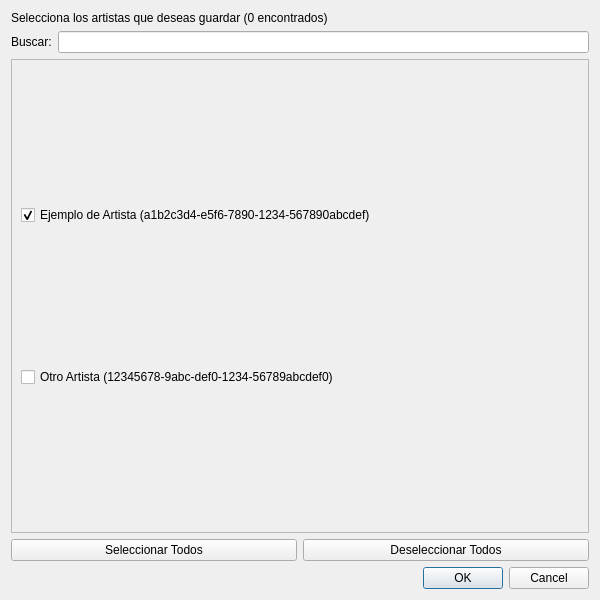
Before: the Qt Designer form ui/muspy_artist_selection_dialog.ui in volteret4/mfuz, drawn with Qt 5.
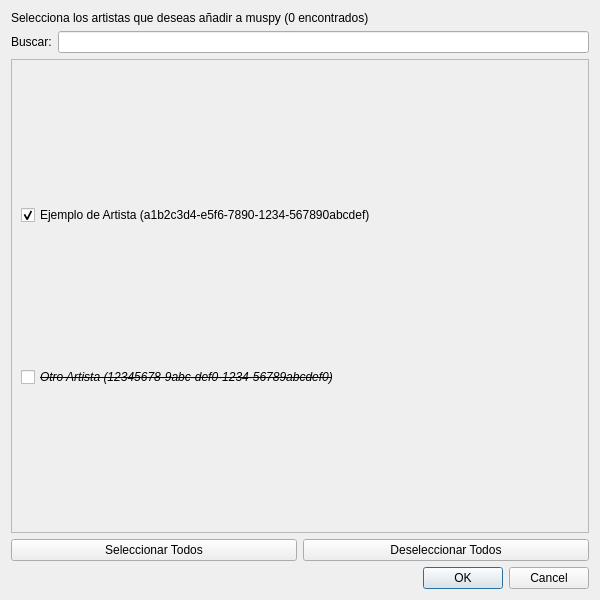
After: the same form once the commit is applied.

```diff
--- a/ui/muspy_artist_selection_dialog.ui
+++ b/ui/muspy_artist_selection_dialog.ui
@@ -23,7 +23,7 @@
    <item>
     <widget class="QLabel" name="info_label">
      <property name="text">
-      <string>Selecciona los artistas que deseas guardar (0 encontrados)</string>
+      <string>Selecciona los artistas que deseas añadir a muspy (0 encontrados)</string>
      </property>
     </widget>
    </item>
@@ -52,7 +52,7 @@
         <x>0</x>
         <y>0</y>
         <width>580</width>
-        <height>481</height>
+        <height>463</height>
        </rect>
       </property>
       <layout class="QVBoxLayout" name="scroll_layout">
@@ -72,6 +72,12 @@
        </item>
        <item>
         <widget class="QCheckBox" name="example_artist_2">
+         <property name="font">
+          <font>
+           <italic>true</italic>
+           <strikeout>true</strikeout>
+          </font>
+         </property>
          <property name="text">
           <string>Otro Artista (12345678-9abc-def0-1234-56789abcdef0)</string>
          </property>
```
Left out of the diff: 3 changed lines with no effect on the pictures.
